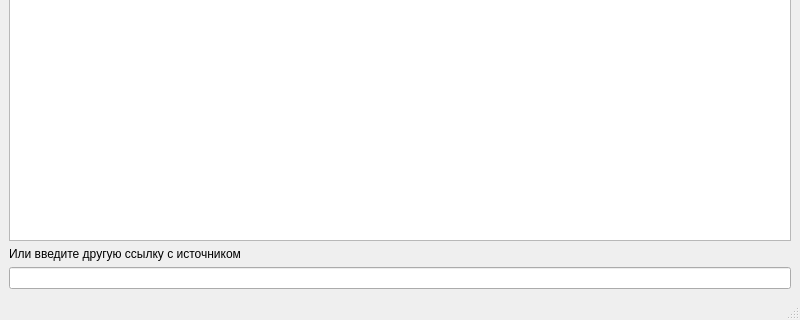
First picture: the form in ui/main_window.ui, repository livvyyRUS/downloader, before the edit; both pictures show x 0 to 800 and y 280 to 600 of the 800 by 600 pixel window.
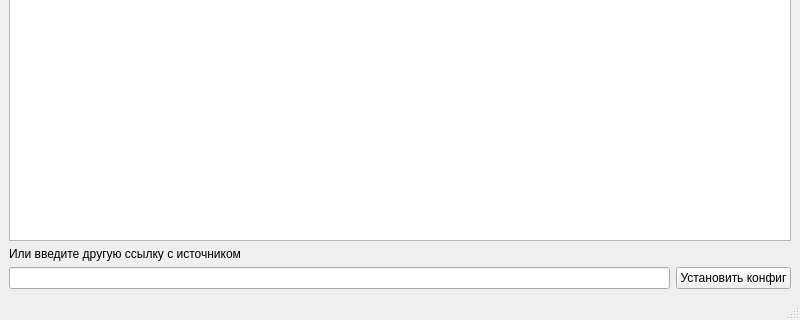
Second picture: the form after the edit.

Patch:
```diff
--- a/ui/main_window.ui
+++ b/ui/main_window.ui
@@ -33,7 +33,18 @@
      </widget>
     </item>
     <item>
-     <widget class="QLineEdit" name="lineEdit"/>
+     <layout class="QHBoxLayout" name="horizontalLayout">
+      <item>
+       <widget class="QLineEdit" name="lineEdit"/>
+      </item>
+      <item>
+       <widget class="QPushButton" name="set_link">
+        <property name="text">
+         <string>Установить конфиг</string>
+        </property>
+       </widget>
+      </item>
+     </layout>
     </item>
    </layout>
   </widget>
```
